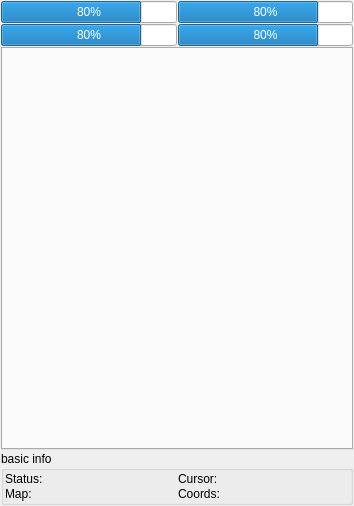
The window that SaSH/mainform.ui (bestkakkoii/SaSH) describes before a commit, drawn with Qt 5.
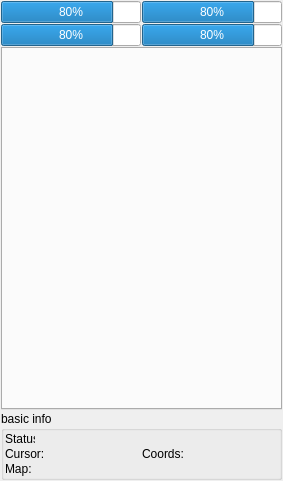
The same window after the commit. Custom widgets are drawn as their Qt base class.

```diff
--- a/SaSH/mainform.ui
+++ b/SaSH/mainform.ui
@@ -6,21 +6,36 @@
    <rect>
     <x>0</x>
     <y>0</y>
-    <width>354</width>
-    <height>506</height>
+    <width>283</width>
+    <height>481</height>
    </rect>
   </property>
   <property name="minimumSize">
    <size>
-    <width>354</width>
-    <height>506</height>
+    <width>283</width>
+    <height>481</height>
+   </size>
+  </property>
+  <property name="maximumSize">
+   <size>
+    <width>283</width>
+    <height>481</height>
    </size>
   </property>
   <property name="windowTitle">
    <string>SaSH</string>
   </property>
+  <property name="styleSheet">
+   <string notr="true"/>
+  </property>
   <widget class="QWidget" name="centralWidget">
-   <layout class="QGridLayout" name="gridLayout_3">
+   <property name="styleSheet">
+    <string notr="true"/>
+   </property>
+   <layout class="QVBoxLayout" name="verticalLayout_2">
+    <property name="spacing">
+     <number>1</number>
+    </property>
     <property name="leftMargin">
      <number>1</number>
     </property>
@@ -31,14 +46,6 @@
      <number>1</number>
     </property>
     <property name="bottomMargin">
-     <number>1</number>
-    </property>
-    <property name="spacing">
-     <number>1</number>
-    </property>
-    <item row="0" column="0">
-     <layout class="QVBoxLayout" name="verticalLayout_central">
-      <property name="spacing">
        <number>1</number>
       </property>
       <item>
@@ -138,7 +145,10 @@
         <property name="title">
          <string>basic info</string>
         </property>
-        <layout class="QGridLayout" name="gridLayout_2">
+      <layout class="QVBoxLayout" name="verticalLayout">
+       <property name="spacing">
+        <number>1</number>
+       </property>
          <property name="leftMargin">
           <number>1</number>
          </property>
@@ -151,47 +161,170 @@
          <property name="bottomMargin">
           <number>1</number>
          </property>
+       <item>
+        <layout class="QHBoxLayout" name="horizontalLayout_3">
+         <item>
+          <widget class="QLabel" name="label_status_">
+           <property name="minimumSize">
+            <size>
+             <width>30</width>
+             <height>14</height>
+            </size>
+           </property>
+           <property name="maximumSize">
+            <size>
+             <width>30</width>
+             <height>14</height>
+            </size>
+           </property>
+           <property name="text">
+            <string>Status:</string>
+           </property>
+          </widget>
+         </item>
+         <item>
+          <widget class="FastLabel" name="label_status" native="true">
+           <property name="minimumSize">
+            <size>
+             <width>0</width>
+             <height>14</height>
+            </size>
+           </property>
+           <property name="maximumSize">
+            <size>
+             <width>16777215</width>
+             <height>14</height>
+            </size>
+           </property>
+          </widget>
+         </item>
+        </layout>
+       </item>
+       <item>
+        <layout class="QHBoxLayout" name="horizontalLayout_7">
          <property name="spacing">
           <number>1</number>
          </property>
-         <item row="0" column="1">
-          <widget class="QLabel" name="label_cursor">
+         <item>
+          <layout class="QHBoxLayout" name="horizontalLayout_4">
+           <item>
+            <widget class="QLabel" name="label_cursor_">
+             <property name="minimumSize">
+              <size>
+               <width>50</width>
+               <height>14</height>
+              </size>
+             </property>
+             <property name="maximumSize">
+              <size>
+               <width>50</width>
+               <height>14</height>
+              </size>
+             </property>
            <property name="text">
             <string>Cursor:</string>
            </property>
           </widget>
          </item>
-         <item row="1" column="1">
-          <widget class="QLabel" name="label_coords">
+           <item>
+            <widget class="FastLabel" name="label_cursor" native="true"/>
+           </item>
+          </layout>
+         </item>
+         <item>
+          <layout class="QHBoxLayout" name="horizontalLayout_5">
+           <item>
+            <widget class="QLabel" name="label_coords_">
+             <property name="minimumSize">
+              <size>
+               <width>50</width>
+               <height>14</height>
+              </size>
+             </property>
+             <property name="maximumSize">
+              <size>
+               <width>50</width>
+               <height>14</height>
+              </size>
+             </property>
            <property name="text">
             <string>Coords:</string>
            </property>
           </widget>
          </item>
-         <item row="0" column="0">
-          <widget class="QLabel" name="label_status">
-           <property name="text">
-            <string>Status:</string>
+           <item>
+            <widget class="FastLabel" name="label_coords" native="true">
+             <property name="minimumSize">
+              <size>
+               <width>0</width>
+               <height>14</height>
+              </size>
+             </property>
+             <property name="maximumSize">
+              <size>
+               <width>16777215</width>
+               <height>14</height>
+              </size>
            </property>
           </widget>
          </item>
-         <item row="1" column="0">
-          <widget class="QLabel" name="label_map">
+          </layout>
+         </item>
+        </layout>
+       </item>
+       <item>
+        <layout class="QHBoxLayout" name="horizontalLayout_6">
+         <item>
+          <widget class="QLabel" name="label_map_">
+           <property name="minimumSize">
+            <size>
+             <width>30</width>
+             <height>14</height>
+            </size>
+           </property>
+           <property name="maximumSize">
+            <size>
+             <width>30</width>
+             <height>14</height>
+            </size>
+           </property>
            <property name="text">
             <string>Map:</string>
            </property>
           </widget>
          </item>
-        </layout>
+         <item>
+          <widget class="FastLabel" name="label_map" native="true">
+           <property name="minimumSize">
+            <size>
+             <width>0</width>
+             <height>14</height>
+            </size>
+           </property>
+           <property name="maximumSize">
+            <size>
+             <width>16777215</width>
+             <height>14</height>
+            </size>
+           </property>
        </widget>
       </item>
      </layout>
+       </item>
+      </layout>
+     </widget>
     </item>
    </layout>
   </widget>
  </widget>
  <layoutdefault spacing="6" margin="11"/>
  <customwidgets>
+  <customwidget>
+   <class>FastLabel</class>
+   <extends>QWidget</extends>
+   <header location="global">fastlabel.h</header>
+   <container>1</container>
+  </customwidget>
   <customwidget>
    <class>ProgressBar</class>
    <extends>QProgressBar</extends>
```
Lines whose indentation alone changed are shown as unchanged.
